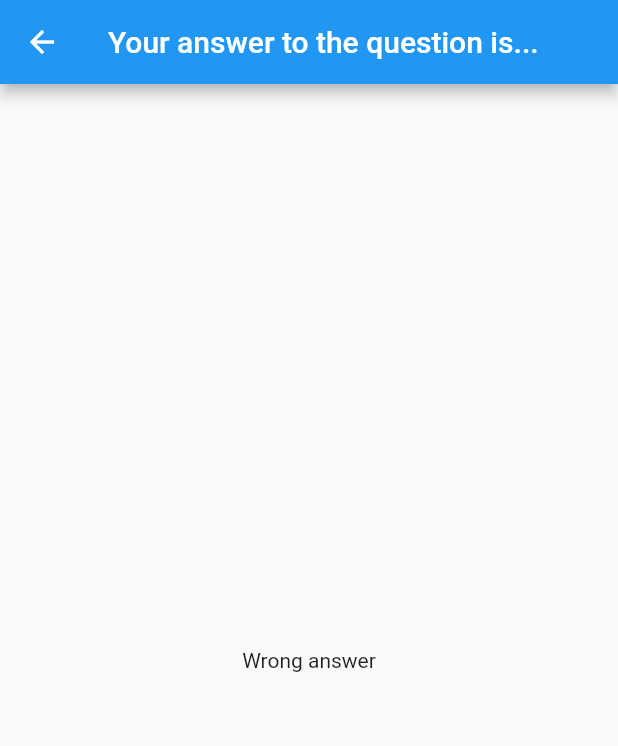
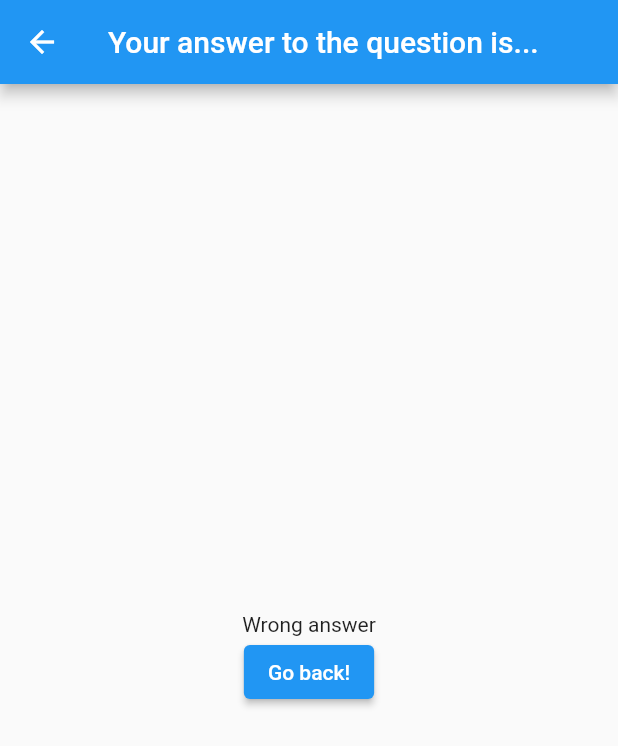
Before and after one commit to songyang-dev/vanier-mobile-widgets-in-projects, a Flutter app: the AnswerScreen screen opened directly, on a phone screen of 412 x 824 dp. Shown: the top 746 px of the screen. Run offline on Flutter 3.47's test engine with Material 2 defaults, Android fonts, the phone set to English and light mode, and no system bars.

Commit message:
Update answer.dart

```diff
--- a/lib/answer/answer.dart
+++ b/lib/answer/answer.dart
@@ -8,8 +8,17 @@ class AnswerScreen extends StatelessWidget {
   Widget build(BuildContext context) {
     return Scaffold(
       appBar: AppBar(title: const Text("Your answer to the question is...")),
-      body: Center(
-        child: Text(message),
+      body: Column(
+        mainAxisAlignment: MainAxisAlignment.center,
+        children: [
+          Center(
+            child: Text(message),
+          ),
+          ElevatedButton(
+            onPressed: () => Navigator.of(context).pop(),
+            child: const Text("Go back!"),
+          )
+        ],
       ),
     );
   }
```
